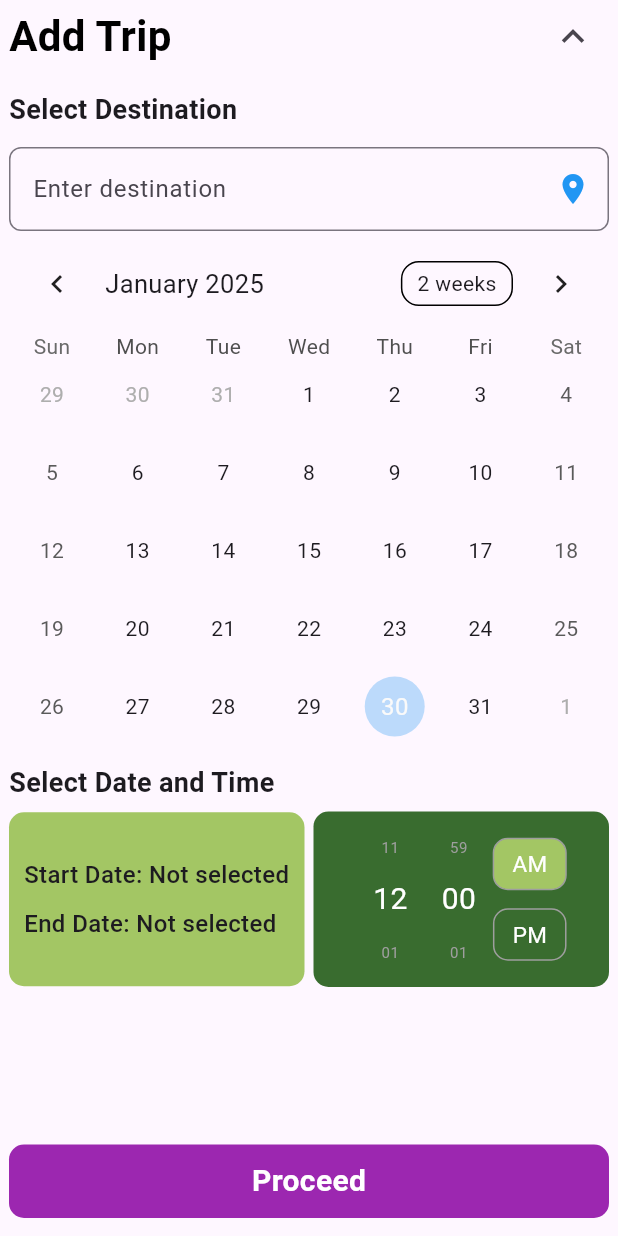
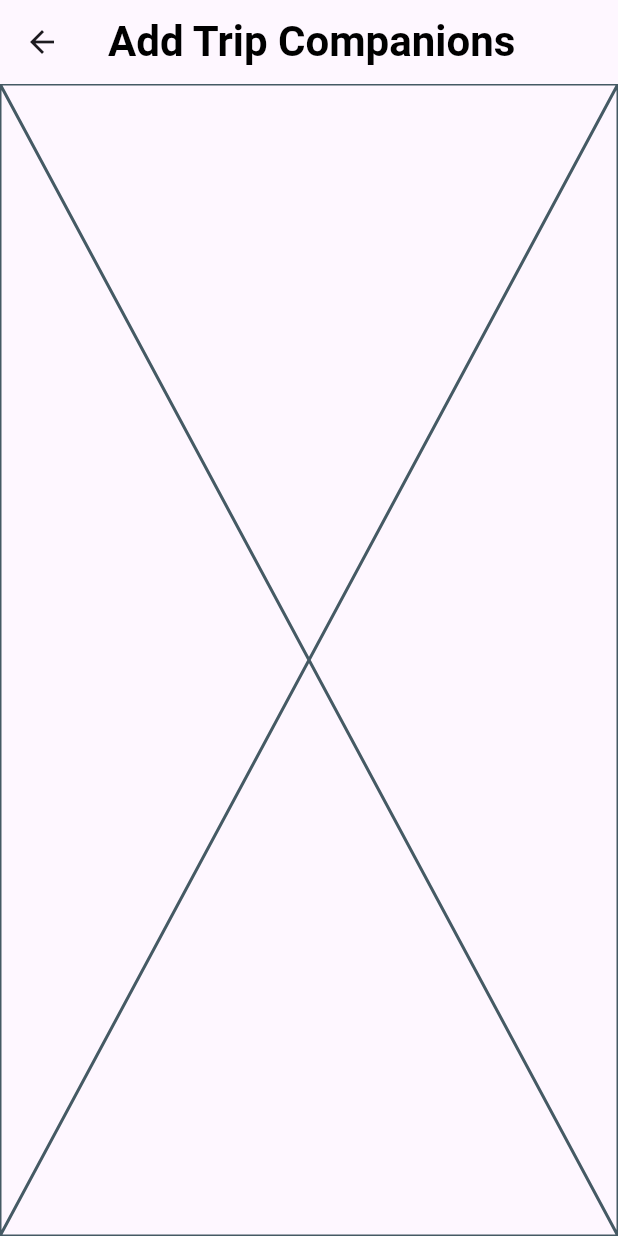
Before and after one commit to AyushmanKS/TripCo, a Flutter app: the AddTripScreen screen opened directly, after a tap on "Proceed", on a phone screen of 412 x 824 dp. Run offline on Flutter 3.47's test engine with Material 3 defaults, Android fonts, the light colour scheme and no system bars; drawn by our look-alikes of numberpicker, table_calendar; our stand-ins replace animated_text_kit, carousel_slider, firebase_auth, firebase_core, firebase_database, get and 2 more; accounts and stored records are empty.

Commit message:
created trip companion screen

```diff
--- a/lib/routes/app_routes.dart
+++ b/lib/routes/app_routes.dart
@@ -4,6 +4,7 @@
 import 'package:travel_companion/view/home/home_screen.dart';
 import 'package:travel_companion/view/profile/profile_screen.dart';
 import 'package:travel_companion/view/splash/splash_screen.dart';
+import 'package:travel_companion/view/trips/trip_companion_screen.dart';
 
 class AppRoutes {
   static const String splashScreen = '/splash_screen';
@@ -11,6 +12,7 @@
   static const String authenticationScreen = '/authentication_screen';
   static const String profileScreen = '/profile_screen';
   static const String navigationMenu = '/navigation_menu';
+  static const String tripCompanionScreen = '/trip_companion_screen';
 
   static List<GetPage> routes = [
     GetPage(
@@ -33,5 +35,9 @@
       name: profileScreen,
       page: () => ProfileScreen(),
     ),
+    GetPage(
+      name: tripCompanionScreen,
+      page: () => TripCompanionScreen(),
+    ),
   ];
 }
--- a/lib/view/trips/add_trip_screen.dart
+++ b/lib/view/trips/add_trip_screen.dart
@@ -1,6 +1,7 @@
 import 'package:flutter/material.dart';
 import 'package:get/get.dart';
 import 'package:table_calendar/table_calendar.dart';
+import 'package:travel_companion/routes/app_routes.dart';
 import 'package:travel_companion/view/trips/controller/add_trips_controller.dart';
 import '../../components/custom_button.dart';
 import '../../components/time_pickerwidget.dart';
@@ -69,7 +70,7 @@
                 buttonText: "Proceed",
                 buttonColor: Colors.purple,
                 onTap: () {
-
+                  Get.toNamed(AppRoutes.tripCompanionScreen);
                 },
               )
             ],
--- /dev/null
+++ b/lib/view/trips/controller/trip_companion_controller.dart
@@ -0,0 +1,5 @@
+import 'package:get/get.dart';
+
+class TripCompanionController extends GetxController {
+
+}
--- /dev/null
+++ b/lib/view/trips/trip_companion_screen.dart
@@ -0,0 +1,26 @@
+import 'package:flutter/material.dart';
+import 'package:get/get.dart';
+import 'package:travel_companion/view/trips/controller/trip_companion_controller.dart';
+
+class TripCompanionScreen extends StatelessWidget {
+  final TripCompanionController tripCompanionController =
+      Get.put(TripCompanionController());
+
+  TripCompanionScreen({super.key});
+
+  @override
+  Widget build(BuildContext context) {
+    return Scaffold(
+      appBar: AppBar(
+          title: Text(
+        'Add Trip Companions',
+        style: TextStyle(
+          fontSize: 28,
+          color: Colors.black,
+          fontWeight: FontWeight.bold,
+        ),
+      )),
+      body: Placeholder(),
+    );
+  }
+}
```
